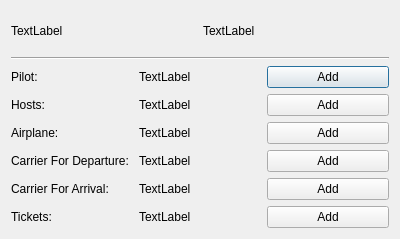
This is MyProj/flightstatusdialog.ui in shahabbadihi/airport_managementt as Qt 5 draws it before an edit. The edited form follows.
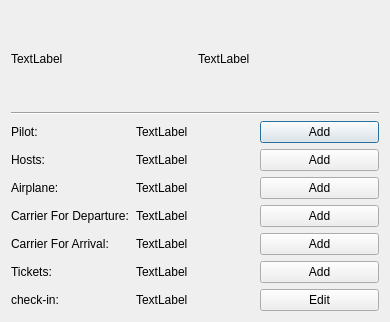
This is the edited form.

```diff
--- a/MyProj/flightstatusdialog.ui
+++ b/MyProj/flightstatusdialog.ui
@@ -6,8 +6,8 @@
    <rect>
     <x>0</x>
     <y>0</y>
-    <width>400</width>
-    <height>239</height>
+    <width>390</width>
+    <height>322</height>
    </rect>
   </property>
   <property name="windowTitle">
@@ -189,6 +189,43 @@
      </item>
     </layout>
    </item>
+   <item>
+    <layout class="QVBoxLayout" name="verticalLayout_2">
+     <item>
+      <layout class="QHBoxLayout" name="horizontalLayout_8">
+       <item>
+        <layout class="QHBoxLayout" name="horizontalLayout_9">
+         <item>
+          <layout class="QHBoxLayout" name="horizontalLayout_10">
+           <item>
+            <widget class="QLabel" name="label_8">
+             <property name="text">
+              <string>check-in:</string>
+             </property>
+            </widget>
+           </item>
+           <item>
+            <widget class="QLabel" name="lblCheckStasus">
+             <property name="text">
+              <string>TextLabel</string>
+             </property>
+            </widget>
+           </item>
+           <item>
+            <widget class="QPushButton" name="btnEditCheck">
+             <property name="text">
+              <string>Edit</string>
+             </property>
+            </widget>
+           </item>
+          </layout>
+         </item>
+        </layout>
+       </item>
+      </layout>
+     </item>
+    </layout>
+   </item>
   </layout>
  </widget>
  <resources/>
```
